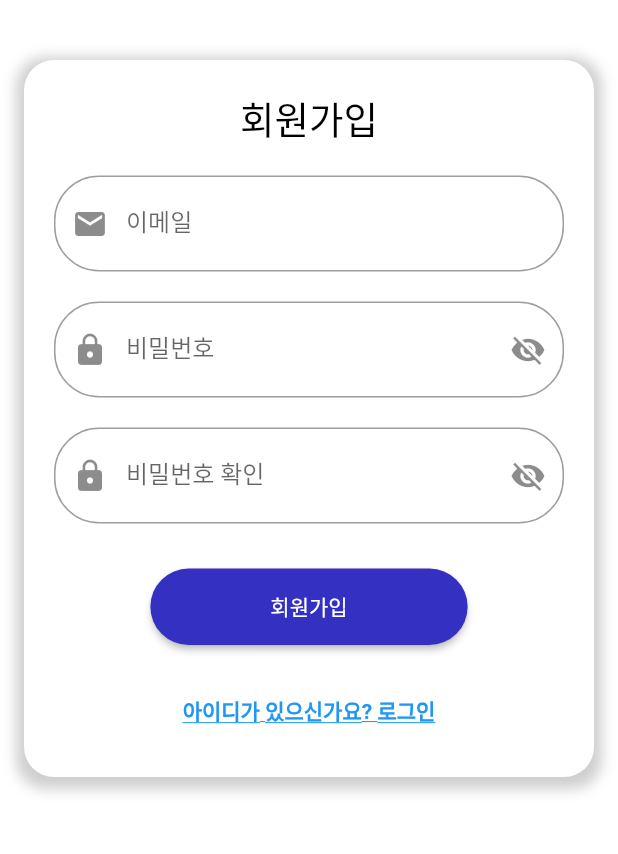
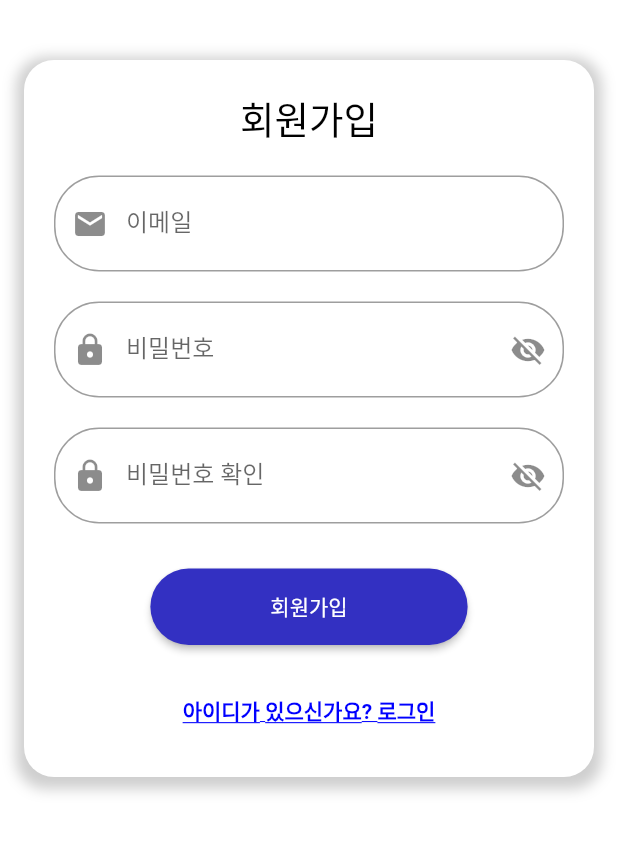
Before and after one commit to 2023-AISCHOOL-IOTA/ssilluk-cellu, a Flutter app: the RegisterScreen screen opened directly, on a phone screen of 412 x 824 dp, the part 228-1082 px from its top. Run offline on Flutter 3.47's test engine with Material 2 defaults, Android fonts, the phone set to English and light mode, and no system bars; our stand-ins replace flutter_dotenv, flutter_svg, local_auth, logger; network calls fail; Roboto replaces fonts that are missing (Montserrat).

Commit message:
Style: add red color for error

```diff
--- a/cellu/lib/styles.dart
+++ b/cellu/lib/styles.dart
@@ -2,35 +2,46 @@ import 'package:flutter/material.dart';
 
 class AppStyles {
   static const TextStyle titleStyle = TextStyle(
-    color: Colors.black,
+    color: AppColors.black,
     fontSize: 25,
     fontFamily: 'Montserrat',
     fontWeight: FontWeight.w500,
   );
 
   static const TextStyle linkStyle = TextStyle(
-    color: Colors.blue,
+    color: AppColors.blue,
     fontSize: 14,
     fontFamily: 'Montserrat',
     fontWeight: FontWeight.w600,
     decoration: TextDecoration.underline,
+  );
+
+  static const TextStyle errorStyle = TextStyle(
+    color: AppColors.red, // 새로운 red 색상 추가
+    fontSize: 16,
+    fontFamily: 'Montserrat',
+    fontWeight: FontWeight.bold,
   );
 // ... 다른 스타일 요소들
 }
 
 class AppDimensions {
   static const double pagePaddingHorizontal = 16.0;
+
 // ... 다른 디멘션 값들
 }
 
 class AppColors {
   static const Color black = Color(0xFF000000);
   static const Color white = Color(0xFFFFFFFF);
+  static const Color red = Color(0xFFFF0000);
   static const Color primaryColor = Color(0xFF3330C2);
   static const Color primaryColorOpacity90 = Color(0xE63330C2);
   static const Color brightBlue = Color(0xFF322EFB);
+  static const Color blue = Color(0xFF0000FF); // blue 색상 추가
   static const Color grey = Color(0xFF7D7D7D);
   static const Color greyOpacity80 = Color(0xCC898989);
   static const Color lightGreyOpacity20 = Color(0x33C4C4C4);
+
 // ... 다른 색상 값들
 }
```
